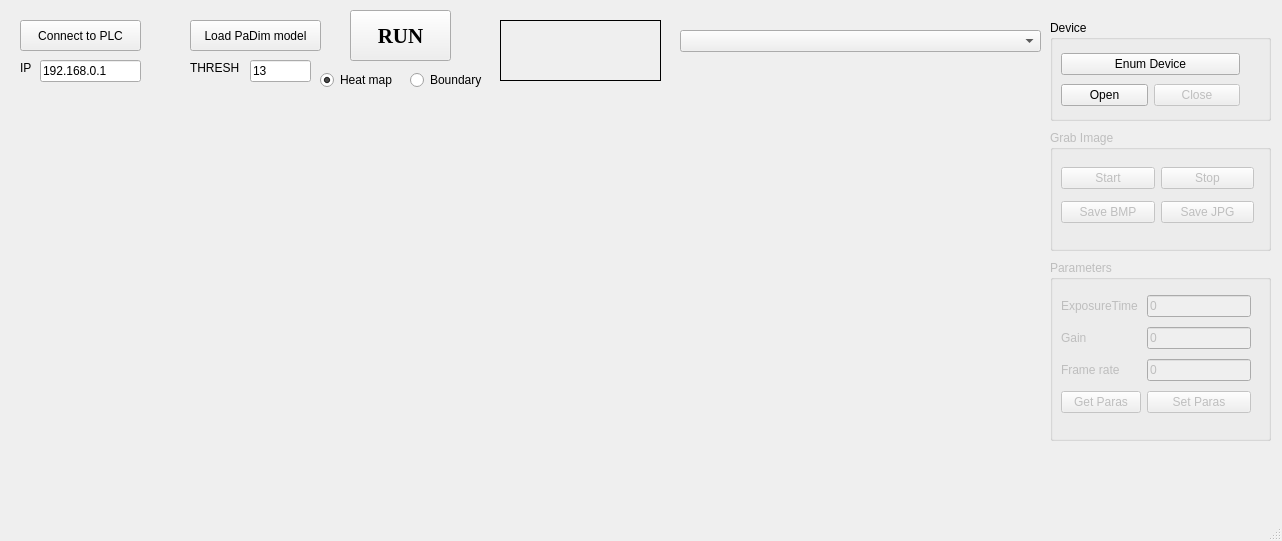
Before: the Qt Designer form PyUICBasicDemo.ui in TheNho/Circuit-Board-Anomaly-Detection, drawn with Qt 5.
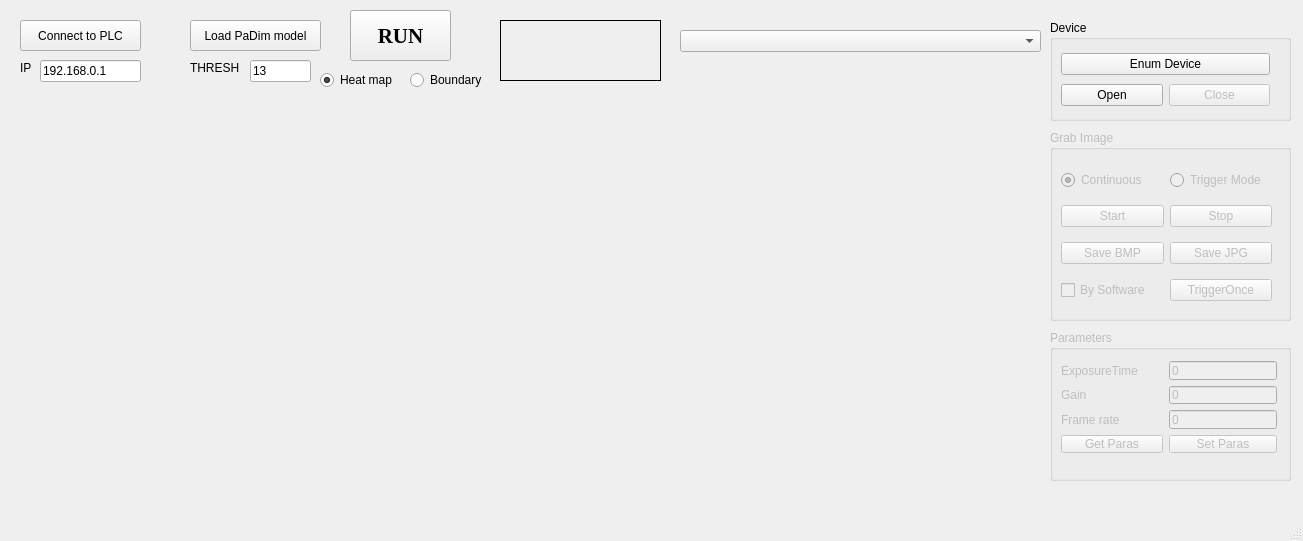
After: the same form once the commit is applied.

Commit message: add trigger mode

What changed in the file:
```diff
--- a/PyUICBasicDemo.ui
+++ b/PyUICBasicDemo.ui
@@ -6,7 +6,7 @@
    <rect>
     <x>0</x>
     <y>0</y>
-    <width>1282</width>
+    <width>1303</width>
     <height>541</height>
    </rect>
   </property>
@@ -29,7 +29,7 @@
      <rect>
       <x>1050</x>
       <y>20</y>
-      <width>221</width>
+      <width>241</width>
       <height>101</height>
      </rect>
     </property>
@@ -41,7 +41,7 @@
       <rect>
        <x>0</x>
        <y>19</y>
-       <width>201</width>
+       <width>231</width>
        <height>81</height>
       </rect>
      </property>
@@ -73,74 +73,6 @@
      </layout>
     </widget>
    </widget>
-   <widget class="QGroupBox" name="groupGrab">
-    <property name="enabled">
-     <bool>false</bool>
-    </property>
-    <property name="geometry">
-     <rect>
-      <x>1050</x>
-      <y>130</y>
-      <width>221</width>
-      <height>121</height>
-     </rect>
-    </property>
-    <property name="title">
-     <string>Grab Image</string>
-    </property>
-    <widget class="QWidget" name="gridLayoutWidget_2">
-     <property name="geometry">
-      <rect>
-       <x>0</x>
-       <y>20</y>
-       <width>215</width>
-       <height>91</height>
-      </rect>
-     </property>
-     <layout class="QGridLayout" name="gridLayout_2">
-      <item row="1" column="0">
-       <widget class="QPushButton" name="bnSaveImageBMP">
-        <property name="enabled">
-         <bool>false</bool>
-        </property>
-        <property name="text">
-         <string>Save BMP</string>
-        </property>
-       </widget>
-      </item>
-      <item row="1" column="1">
-       <widget class="QPushButton" name="bnSaveImageJPG">
-        <property name="enabled">
-         <bool>false</bool>
-        </property>
-        <property name="text">
-         <string>Save JPG</string>
-        </property>
-       </widget>
-      </item>
-      <item row="0" column="1">
-       <widget class="QPushButton" name="bnStop">
-        <property name="enabled">
-         <bool>false</bool>
-        </property>
-        <property name="text">
-         <string>Stop</string>
-        </property>
-       </widget>
-      </item>
-      <item row="0" column="0">
-       <widget class="QPushButton" name="bnStart">
-        <property name="enabled">
-         <bool>false</bool>
-        </property>
-        <property name="text">
-         <string>Start</string>
-        </property>
-       </widget>
-      </item>
-     </layout>
-    </widget>
-   </widget>
    <widget class="QGroupBox" name="groupParam">
     <property name="enabled">
      <bool>false</bool>
@@ -148,9 +80,9 @@
     <property name="geometry">
      <rect>
       <x>1050</x>
-      <y>260</y>
-      <width>221</width>
-      <height>181</height>
+      <y>330</y>
+      <width>241</width>
+      <height>151</height>
      </rect>
     </property>
     <property name="title">
@@ -161,13 +93,13 @@
       <rect>
        <x>0</x>
        <y>20</y>
-       <width>212</width>
-       <height>148</height>
+       <width>238</width>
+       <height>114</height>
       </rect>
      </property>
      <layout class="QGridLayout" name="gridLayoutParam" columnstretch="2,0">
-      <item row="1" column="1">
-       <widget class="QLineEdit" name="edtGain">
+      <item row="2" column="1">
+       <widget class="QLineEdit" name="edtFrameRate">
         <property name="text">
          <string>0</string>
         </property>
@@ -180,24 +112,24 @@
         </property>
        </widget>
       </item>
-      <item row="3" column="1">
-       <widget class="QLineEdit" name="edtFrameRate">
-        <property name="text">
-         <string>0</string>
-        </property>
-       </widget>
-      </item>
-      <item row="3" column="0">
+      <item row="2" column="0">
        <widget class="QLabel" name="label_6">
         <property name="text">
          <string>Frame rate</string>
         </property>
        </widget>
       </item>
-      <item row="4" column="0">
-       <widget class="QPushButton" name="bnGetParam">
+      <item row="0" column="1">
+       <widget class="QLineEdit" name="edtExposureTime">
         <property name="text">
-         <string>Get Paras</string>
+         <string>0</string>
+        </property>
+       </widget>
+      </item>
+      <item row="1" column="1">
+       <widget class="QLineEdit" name="edtGain">
+        <property name="text">
+         <string>0</string>
         </property>
        </widget>
       </item>
@@ -208,14 +140,14 @@
         </property>
        </widget>
       </item>
-      <item row="0" column="1">
-       <widget class="QLineEdit" name="edtExposureTime">
+      <item row="3" column="0">
+       <widget class="QPushButton" name="bnGetParam">
         <property name="text">
-         <string>0</string>
+         <string>Get Paras</string>
         </property>
        </widget>
       </item>
-      <item row="4" column="1">
+      <item row="3" column="1">
        <widget class="QPushButton" name="bnSetParam">
         <property name="text">
          <string>Set Paras</string>
@@ -415,6 +347,108 @@
      <bool>false</bool>
     </property>
    </widget>
+   <widget class="QGroupBox" name="groupGrab">
+    <property name="enabled">
+     <bool>false</bool>
+    </property>
+    <property name="geometry">
+     <rect>
+      <x>1050</x>
+      <y>130</y>
+      <width>241</width>
+      <height>191</height>
+     </rect>
+    </property>
+    <property name="title">
+     <string>Grab Image</string>
+    </property>
+    <widget class="QWidget" name="gridLayoutWidget_2">
+     <property name="geometry">
+      <rect>
+       <x>0</x>
+       <y>20</y>
+       <width>233</width>
+       <height>171</height>
+      </rect>
+     </property>
+     <layout class="QGridLayout" name="gridLayout_2">
+      <item row="0" column="1">
+       <widget class="QRadioButton" name="radio_trigger_mode">
+        <property name="text">
+         <string>Trigger Mode</string>
+        </property>
+        <property name="checked">
+         <bool>false</bool>
+        </property>
+       </widget>
+      </item>
+      <item row="0" column="0">
+       <widget class="QRadioButton" name="radio_continuous">
+        <property name="text">
+         <string>Continuous</string>
+        </property>
+        <property name="checked">
+         <bool>true</bool>
+        </property>
+       </widget>
+      </item>
+      <item row="2" column="0">
+       <widget class="QPushButton" name="bnSaveImageBMP">
+        <property name="enabled">
+         <bool>false</bool>
+        </property>
+        <property name="text">
+         <string>Save BMP</string>
+        </property>
+       </widget>
+      </item>
+      <item row="1" column="0">
+       <widget class="QPushButton" name="bnStart">
+        <property name="enabled">
+         <bool>false</bool>
+        </property>
+        <property name="text">
+         <string>Start</string>
+        </property>
+       </widget>
+      </item>
+      <item row="2" column="1">
+       <widget class="QPushButton" name="bnSaveImageJPG">
+        <property name="enabled">
+         <bool>false</bool>
+        </property>
+        <property name="text">
+         <string>Save JPG</string>
+        </property>
+       </widget>
+      </item>
+      <item row="1" column="1">
+       <widget class="QPushButton" name="bnStop">
+        <property name="enabled">
+         <bool>false</bool>
+        </property>
+        <property name="text">
+         <string>Stop</string>
+        </property>
+       </widget>
+      </item>
+      <item row="3" column="0">
+       <widget class="QCheckBox" name="cbox_trigger_software">
+        <property name="text">
+         <string>By Software</string>
+        </property>
+       </widget>
+      </item>
+      <item row="3" column="1">
+       <widget class="QPushButton" name="btnTriggerOnce">
+        <property name="text">
+         <string>TriggerOnce</string>
+        </property>
+       </widget>
+      </item>
+     </layout>
+    </widget>
+   </widget>
   </widget>
   <widget class="QStatusBar" name="statusBar"/>
  </widget>
```
The commit also changes 4 other files.
